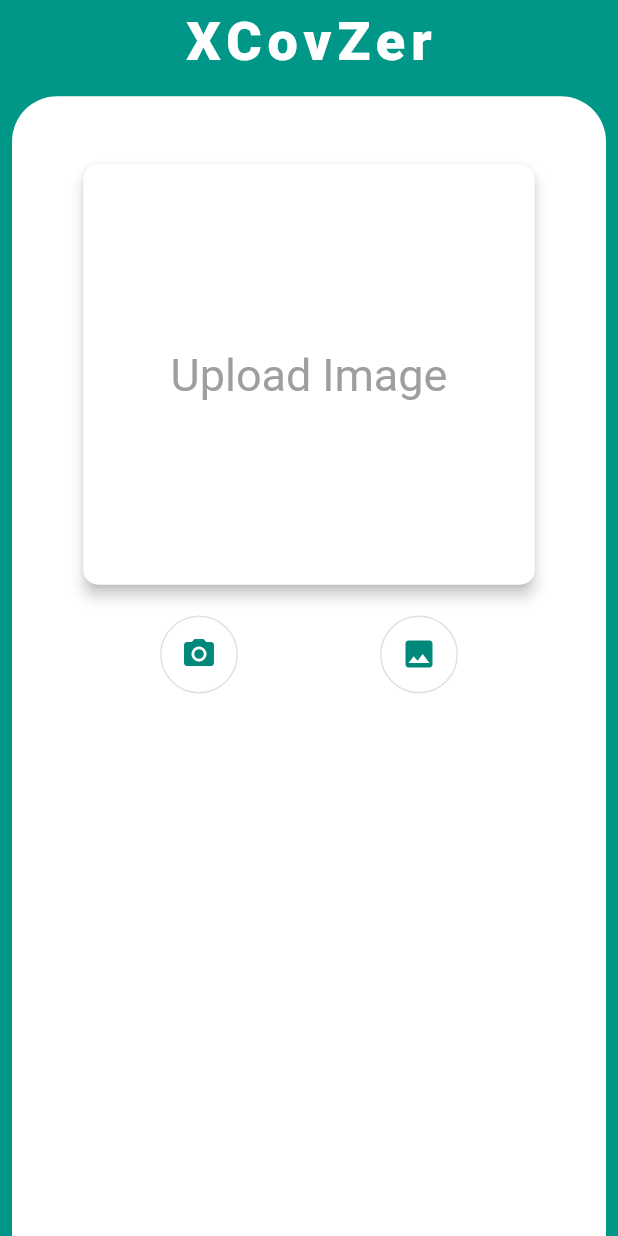
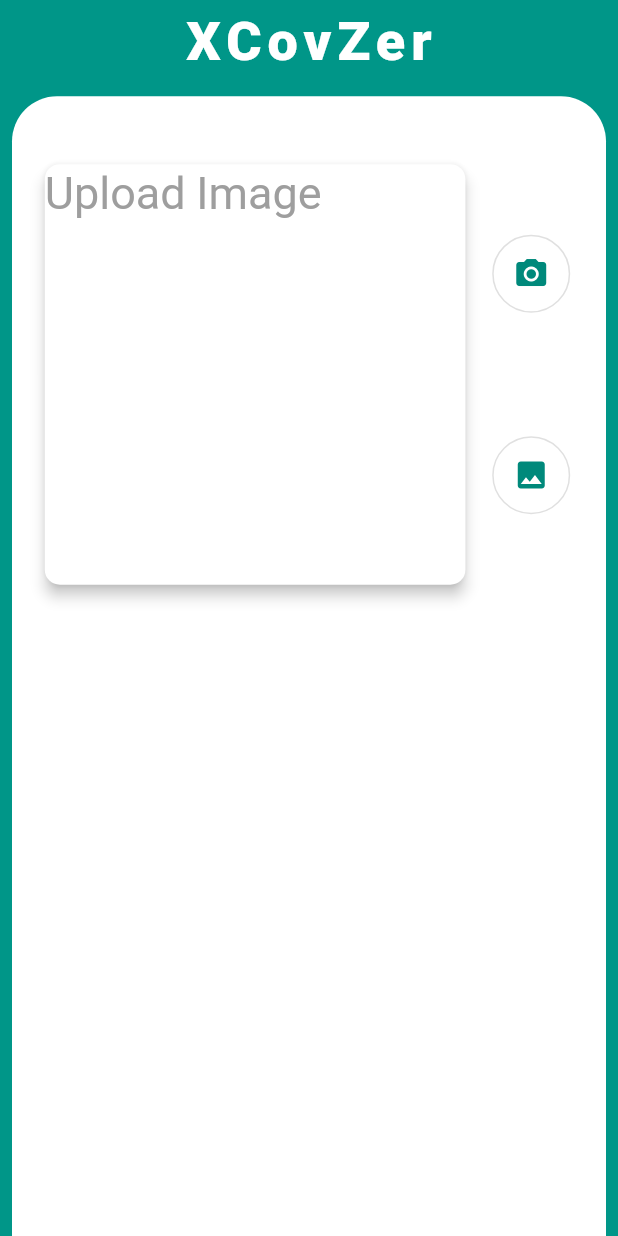
Before and after one commit to Ankan1998/XCOVZER, a Flutter app: the screen it shows after launch, on a phone screen of 412 x 824 dp. Run offline on Flutter 3.47's test engine with Material 2 defaults, Android fonts, the phone set to English and light mode, and no system bars; our stand-ins replace google_fonts, image_picker; Roboto replaces fonts that are missing (Tangerine).

Commit message:
home screen UI change

```diff
--- a/mlflutter/lib/widgets/home_widget.dart
+++ b/mlflutter/lib/widgets/home_widget.dart
@@ -24,12 +24,13 @@
     return Column(
       children: [
         SizedBox(height: MediaQuery.of(context).size.height * 0.05),
-        Center(
-          child: SizedBox(
-            width: MediaQuery.of(context).size.width * 0.75,
+        Row(
+          mainAxisAlignment: MainAxisAlignment.spaceEvenly,
+          children: [
+            SizedBox(
+              width: MediaQuery.of(context).size.width * 0.7,
               height: MediaQuery.of(context).size.height * 0.35,
               child: Card(
-              child: Center(
                 child: img_present
                     ? Image.file(
                       image,
@@ -46,7 +47,6 @@
                               GoogleFonts.satisfy(fontSize: 20).fontFamily,
                         ),
                       ),
-              ),
                 elevation: 4,
                 shadowColor: Colors.black,
                 shape: RoundedRectangleBorder(
@@ -54,9 +54,9 @@
                 ),
               ),
             ),
-        ),
-        SizedBox(height: MediaQuery.of(context).size.height * 0.02),
-        Row(mainAxisAlignment: MainAxisAlignment.spaceEvenly, children: [
+            Column(
+              //mainAxisAlignment: MainAxisAlignment.spaceBetween,
+              children: [
                 OutlinedButton(
                   onPressed: () async {
                     final pickedimage = await picker.pickImage(
@@ -75,6 +75,7 @@
                     padding: EdgeInsets.all(14),
                   ),
                 ),
+                SizedBox(height: MediaQuery.of(context).size.height * 0.1,),
                 OutlinedButton(
                   onPressed: () async {
                     final pickedimage = await picker.pickImage(
@@ -97,11 +98,59 @@
                     padding: EdgeInsets.all(14),
                   ),
                 ),
-        ]),
-        SizedBox(height: MediaQuery.of(context).size.height * 0.03),
+              ]
+            ),
+          ],
+        ),
+
+
+        SizedBox(height: MediaQuery.of(context).size.height * 0.05),
         if (img_present) ...[Prediction(imageClicked: image,)],
         SizedBox(height: MediaQuery.of(context).size.height * 0.05),
       ],
     );
   }
 }
+
+        // Column(mainAxisAlignment: MainAxisAlignment.spaceEvenly, children: [
+        //   OutlinedButton(
+        //     onPressed: () async {
+        //       final pickedimage = await picker.pickImage(
+        //           source: ImageSource.camera,
+        //           imageQuality: 100);
+        //       setState(() {
+        //         if (pickedimage != null) {
+        //           img_present = true;
+        //           image = File(pickedimage.path);
+        //         }
+        //       });
+        //     },
+        //     child: Icon(Icons.camera_alt, color: Colors.teal[600]),
+        //     style: OutlinedButton.styleFrom(
+        //       shape: CircleBorder(),
+        //       padding: EdgeInsets.all(14),
+        //     ),
+        //   ),
+        //   OutlinedButton(
+        //     onPressed: () async {
+        //       final pickedimage = await picker.pickImage(
+        //           source: ImageSource.gallery,
+        //           imageQuality: 100);
+        //       setState(() {
+        //         if (pickedimage != null) {
+        //           img_present = true;
+        //           image = File(pickedimage.path);
+        //         }
+        //       });
+        //     },
+        //     child: Icon(
+        //       Icons.image,
+        //       color: Colors.teal[600],
+        //     ),
+        //     style: OutlinedButton.styleFrom(
+        //       //backgroundColor: Colors.grey[200],
+        //       shape: CircleBorder(),
+        //       padding: EdgeInsets.all(14),
+        //     ),
+        //   ),
+        // ]),
```
Lines whose indentation alone changed are shown as unchanged.
